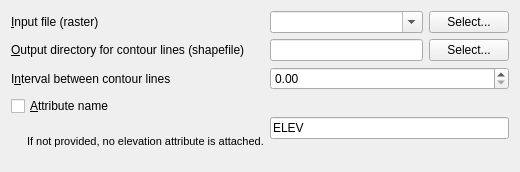
First picture: the form in qgis/python/plugins/GdalTools/tools/widgetContour.ui, repository sourcepole/qgis, before the edit.
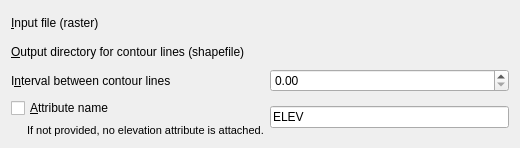
Second picture: the form after the edit. Custom widgets are drawn as their Qt base class.

Commit message: avoid changes of the input layer when layers in canvas changed

```diff
--- a/qgis/python/plugins/GdalTools/tools/widgetContour.ui
+++ b/qgis/python/plugins/GdalTools/tools/widgetContour.ui
@@ -7,7 +7,7 @@
     <x>0</x>
     <y>0</y>
     <width>520</width>
-    <height>172</height>
+    <height>148</height>
    </rect>
   </property>
   <property name="sizePolicy">
@@ -28,68 +28,20 @@
         <string>&amp;Input file (raster)</string>
        </property>
        <property name="buddy">
-        <cstring>selectInputFileButton</cstring>
+        <cstring>inSelector</cstring>
        </property>
       </widget>
      </item>
-     <item row="0" column="1">
-      <layout class="QHBoxLayout" name="horizontalLayout_3">
-       <item>
-        <widget class="QComboBox" name="inputLayerCombo">
-         <property name="sizePolicy">
-          <sizepolicy hsizetype="Expanding" vsizetype="Fixed">
-           <horstretch>0</horstretch>
-           <verstretch>0</verstretch>
-          </sizepolicy>
-         </property>
-         <property name="editable">
-          <bool>true</bool>
-         </property>
-         <property name="insertPolicy">
-          <enum>QComboBox::NoInsert</enum>
-         </property>
-        </widget>
-       </item>
-       <item>
-        <widget class="QPushButton" name="selectInputFileButton">
-         <property name="text">
-          <string>Select...</string>
-         </property>
-        </widget>
-       </item>
-      </layout>
-     </item>
      <item row="1" column="0">
       <widget class="QLabel" name="label_2">
        <property name="text">
         <string>&amp;Output directory for contour lines (shapefile)</string>
        </property>
        <property name="buddy">
-        <cstring>selectOutputDirButton</cstring>
+        <cstring>outSelector</cstring>
        </property>
       </widget>
      </item>
-     <item row="1" column="1">
-      <layout class="QHBoxLayout" name="horizontalLayout_2">
-       <item>
-        <widget class="QLineEdit" name="outputDirEdit">
-         <property name="minimumSize">
-          <size>
-           <width>100</width>
-           <height>0</height>
-          </size>
-         </property>
-        </widget>
-       </item>
-       <item>
-        <widget class="QPushButton" name="selectOutputDirButton">
-         <property name="text">
-          <string>Select...</string>
-         </property>
-        </widget>
-       </item>
-      </layout>
-     </item>
      <item row="2" column="0">
       <widget class="QLabel" name="label_3">
        <property name="text">
@@ -166,10 +118,24 @@
        </item>
       </layout>
      </item>
+     <item row="1" column="1">
+      <widget class="GdalToolsInOutSelector" name="outSelector" native="true"/>
+     </item>
+     <item row="0" column="1">
+      <widget class="GdalToolsInOutSelector" name="inSelector" native="true"/>
+     </item>
     </layout>
    </item>
   </layout>
  </widget>
+ <customwidgets>
+  <customwidget>
+   <class>GdalToolsInOutSelector</class>
+   <extends>QWidget</extends>
+   <header>inOutSelector</header>
+   <container>1</container>
+  </customwidget>
+ </customwidgets>
  <resources/>
  <connections/>
 </ui>
```
The commit also changes 41 other files.
